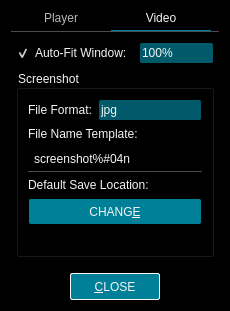
This is src/ui/preferencesdialog.ui in u8sand/Baka-MPlayer as Qt 5 draws it before an edit. The edited form follows.
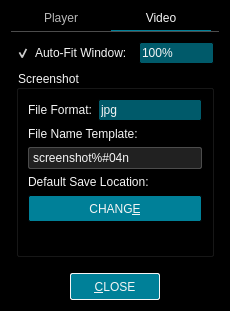
This is the edited form. The open tabs and pages were chosen to show the change. Icons and pictures are not drawn.

Commit message: Gave QLineEdit a different background color

Patch:
```diff
--- a/src/ui/preferencesdialog.ui
+++ b/src/ui/preferencesdialog.ui
@@ -35,6 +35,18 @@
 	image: url(:/img/down-arrow.svg);
 }
 
+/* QLineEdit */
+
+QLineEdit {
+	background: #212121;
+	border: 1px solid #4C4C4C;
+	border-radius: 2px;
+	padding: 2px;
+}
+QLineEdit:focus {
+    border: 1px solid #008098;
+}
+
 /* QPushButton */
 
 QPushButton {
@@ -299,18 +311,6 @@
           </item>
           <item row="3" column="0" colspan="2">
            <widget class="QLineEdit" name="templateLineEdit">
-            <property name="styleSheet">
-             <string notr="true">QLineEdit {
-	background: black;
-	border: none;
-	border-bottom: 1px solid #4C4C4C;
-	padding: 4px;
-}
-QLineEdit:focus {
-    border: none;
-	border-bottom: 1px solid #008098;
-}</string>
-            </property>
             <property name="text">
              <string>screenshot%#04n</string>
             </property>
```
Left out of the diff: 2 changed lines with no effect on the pictures. The commit also changes 4 other files.
